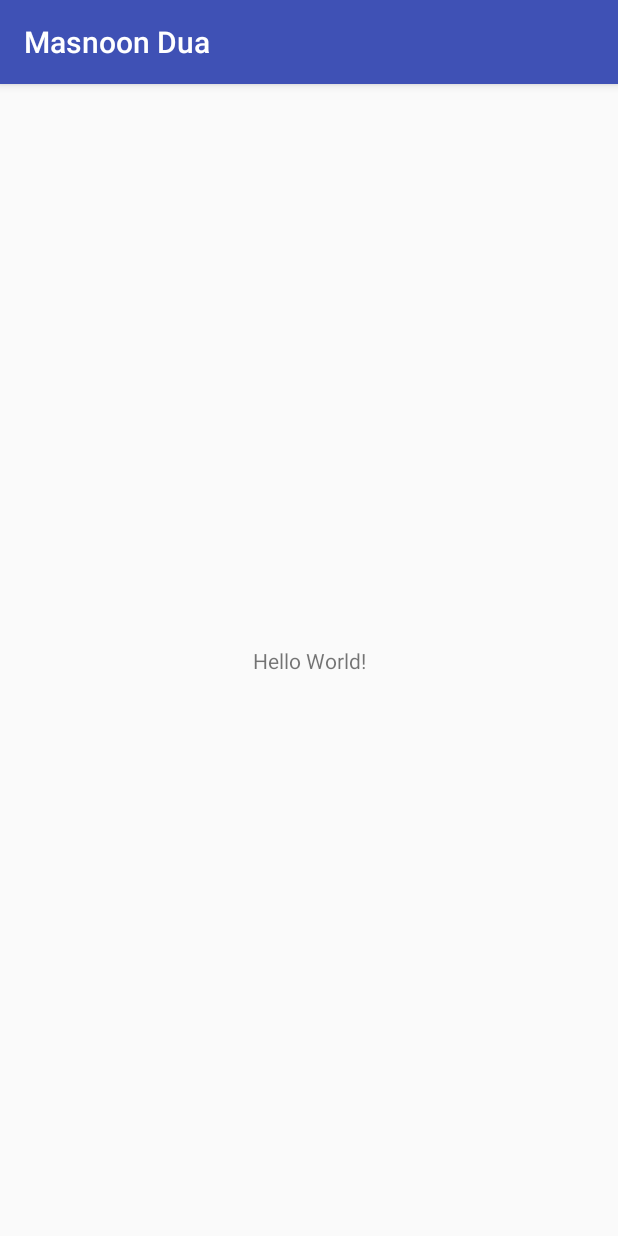
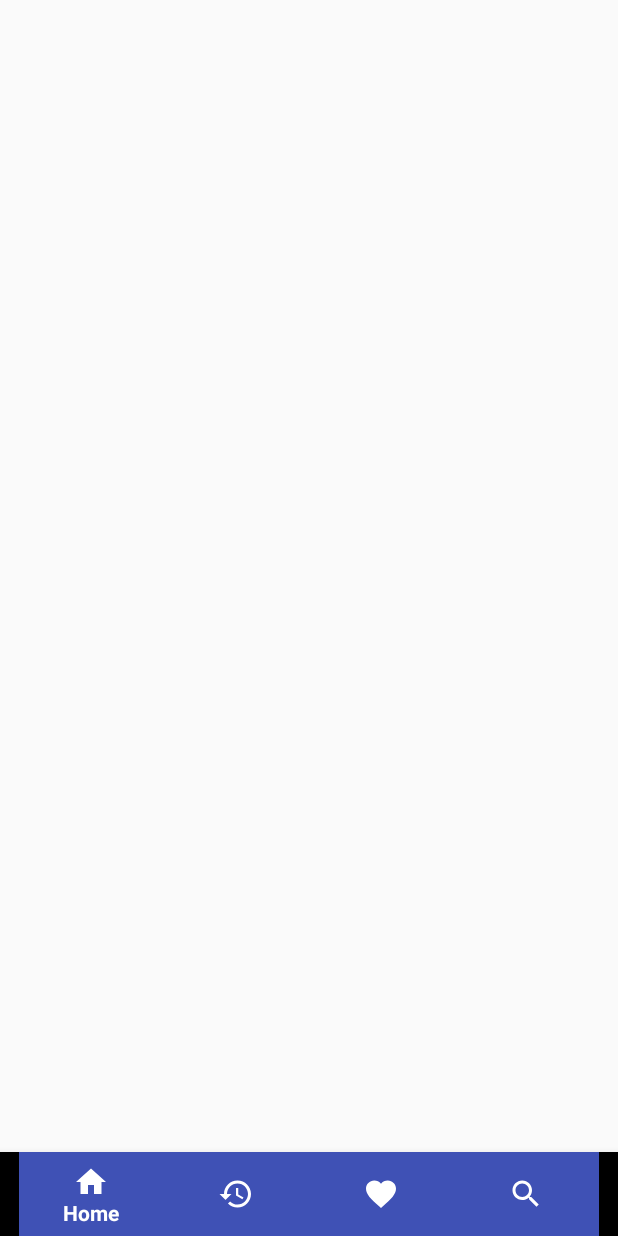
Before and after one commit to aungmyooo2k17/MasnoonDua, an Android app: the screen it shows after launch (MainActivity), on a phone screen of 412 x 824 dp. Run offline under Robolectric (Android 15) with nearby library versions, the phone set to English and light mode, and no system bars.

Commit message:
Adding Bottom Navigation View

```diff
--- a/app/build.gradle
+++ b/app/build.gradle
@@ -22,6 +22,7 @@ dependencies {
     implementation fileTree(dir: 'libs', include: ['*.jar'])
     implementation 'com.android.support:appcompat-v7:26.1.0'
     implementation 'com.android.support.constraint:constraint-layout:1.0.2'
+    implementation 'com.android.support:design:26.1.0'
     testImplementation 'junit:junit:4.12'
     androidTestImplementation 'com.android.support.test:runner:1.0.1'
     androidTestImplementation 'com.android.support.test.espresso:espresso-core:3.0.1'
--- /dev/null
+++ b/app/src/main/res/drawable/ic_favorite.xml
@@ -0,0 +1,9 @@
+<vector xmlns:android="http://schemas.android.com/apk/res/android"
+        android:width="24dp"
+        android:height="24dp"
+        android:viewportWidth="24.0"
+        android:viewportHeight="24.0">
+    <path
+        android:fillColor="#FF000000"
+        android:pathData="M12,21.35l-1.45,-1.32C5.4,15.36 2,12.28 2,8.5 2,5.42 4.42,3 7.5,3c1.74,0 3.41,0.81 4.5,2.09C13.09,3.81 14.76,3 16.5,3 19.58,3 22,5.42 22,8.5c0,3.78 -3.4,6.86 -8.55,11.54L12,21.35z"/>
+</vector>
--- /dev/null
+++ b/app/src/main/res/drawable/ic_home.xml
@@ -0,0 +1,9 @@
+<vector xmlns:android="http://schemas.android.com/apk/res/android"
+        android:width="24dp"
+        android:height="24dp"
+        android:viewportWidth="24.0"
+        android:viewportHeight="24.0">
+    <path
+        android:fillColor="#FF000000"
+        android:pathData="M10,20v-6h4v6h5v-8h3L12,3 2,12h3v8z"/>
+</vector>
--- /dev/null
+++ b/app/src/main/res/drawable/ic_recent.xml
@@ -0,0 +1,9 @@
+<vector xmlns:android="http://schemas.android.com/apk/res/android"
+        android:width="24dp"
+        android:height="24dp"
+        android:viewportWidth="24.0"
+        android:viewportHeight="24.0">
+    <path
+        android:fillColor="#FF000000"
+        android:pathData="M13,3c-4.97,0 -9,4.03 -9,9L1,12l3.89,3.89 0.07,0.14L9,12L6,12c0,-3.87 3.13,-7 7,-7s7,3.13 7,7 -3.13,7 -7,7c-1.93,0 -3.68,-0.79 -4.94,-2.06l-1.42,1.42C8.27,19.99 10.51,21 13,21c4.97,0 9,-4.03 9,-9s-4.03,-9 -9,-9zM12,8v5l4.28,2.54 0.72,-1.21 -3.5,-2.08L13.5,8L12,8z"/>
+</vector>
--- /dev/null
+++ b/app/src/main/res/drawable/ic_search.xml
@@ -0,0 +1,9 @@
+<vector xmlns:android="http://schemas.android.com/apk/res/android"
+        android:width="24dp"
+        android:height="24dp"
+        android:viewportWidth="24.0"
+        android:viewportHeight="24.0">
+    <path
+        android:fillColor="#FF000000"
+        android:pathData="M15.5,14h-0.79l-0.28,-0.27C15.41,12.59 16,11.11 16,9.5 16,5.91 13.09,3 9.5,3S3,5.91 3,9.5 5.91,16 9.5,16c1.61,0 3.09,-0.59 4.23,-1.57l0.27,0.28v0.79l5,4.99L20.49,19l-4.99,-5zM9.5,14C7.01,14 5,11.99 5,9.5S7.01,5 9.5,5 14,7.01 14,9.5 11.99,14 9.5,14z"/>
+</vector>
--- a/app/src/main/res/layout/activity_main.xml
+++ b/app/src/main/res/layout/activity_main.xml
@@ -1,18 +1,19 @@
 <?xml version="1.0" encoding="utf-8"?>
-<android.support.constraint.ConstraintLayout xmlns:android="http://schemas.android.com/apk/res/android"
+<RelativeLayout xmlns:android="http://schemas.android.com/apk/res/android"
     xmlns:app="http://schemas.android.com/apk/res-auto"
     xmlns:tools="http://schemas.android.com/tools"
     android:layout_width="match_parent"
     android:layout_height="match_parent"
     tools:context="com.mmucsy.masnoondua.MainActivity">
 
-    <TextView
-        android:layout_width="wrap_content"
+    <android.support.design.widget.BottomNavigationView
+        android:id="@+id/bottom_navigation"
+        android:layout_width="match_parent"
         android:layout_height="wrap_content"
-        android:text="Hello World!"
-        app:layout_constraintBottom_toBottomOf="parent"
-        app:layout_constraintLeft_toLeftOf="parent"
-        app:layout_constraintRight_toRightOf="parent"
-        app:layout_constraintTop_toTopOf="parent" />
+        android:layout_alignParentBottom="true"
+        app:itemBackground="@color/colorPrimary"
+        app:itemIconTint="@android:color/white"
+        app:itemTextColor="@android:color/white"
+        app:menu="@menu/bottom_navigation_main" />
 
-</android.support.constraint.ConstraintLayout>
+</RelativeLayout>
--- /dev/null
+++ b/app/src/main/res/menu/bottom_navigation_main.xml
@@ -0,0 +1,31 @@
+<?xml version="1.0" encoding="utf-8"?>
+<menu xmlns:android="http://schemas.android.com/apk/res/android"
+    xmlns:app="http://schemas.android.com/apk/res-auto">
+
+    <item
+        android:id="@+id/action_home"
+        android:enabled="true"
+        android:icon="@drawable/ic_home"
+        android:title="@string/text_home"
+        app:showAsAction="ifRoom" />
+    <item
+        android:id="@+id/action_recent"
+        android:enabled="true"
+        android:icon="@drawable/ic_recent"
+        android:title="@string/text_recent"
+        app:showAsAction="ifRoom" />
+    <item
+        android:id="@+id/action_favorites"
+        android:enabled="true"
+        android:icon="@drawable/ic_favorite"
+        android:title="@string/text_favorites"
+        app:showAsAction="ifRoom" />
+    <item
+        android:id="@+id/action_search"
+        android:enabled="true"
+        android:icon="@drawable/ic_search"
+        android:title="@string/text_search"
+        app:showAsAction="ifRoom" />
+
+
+</menu>
--- a/app/src/main/res/values/strings.xml
+++ b/app/src/main/res/values/strings.xml
@@ -1,3 +1,7 @@
 <resources>
     <string name="app_name">Masnoon Dua</string>
+    <string name="text_favorites">Favorites</string>
+    <string name="text_recent">Recent</string>
+    <string name="text_home">Home</string>
+    <string name="text_search">Search</string>
 </resources>
--- a/app/src/main/res/values/styles.xml
+++ b/app/src/main/res/values/styles.xml
@@ -1,7 +1,7 @@
 <resources>
 
     <!-- Base application theme. -->
-    <style name="AppTheme" parent="Theme.AppCompat.Light.DarkActionBar">
+    <style name="AppTheme" parent="Theme.AppCompat.Light.NoActionBar">
         <!-- Customize your theme here. -->
         <item name="colorPrimary">@color/colorPrimary</item>
         <item name="colorPrimaryDark">@color/colorPrimaryDark</item>
```
